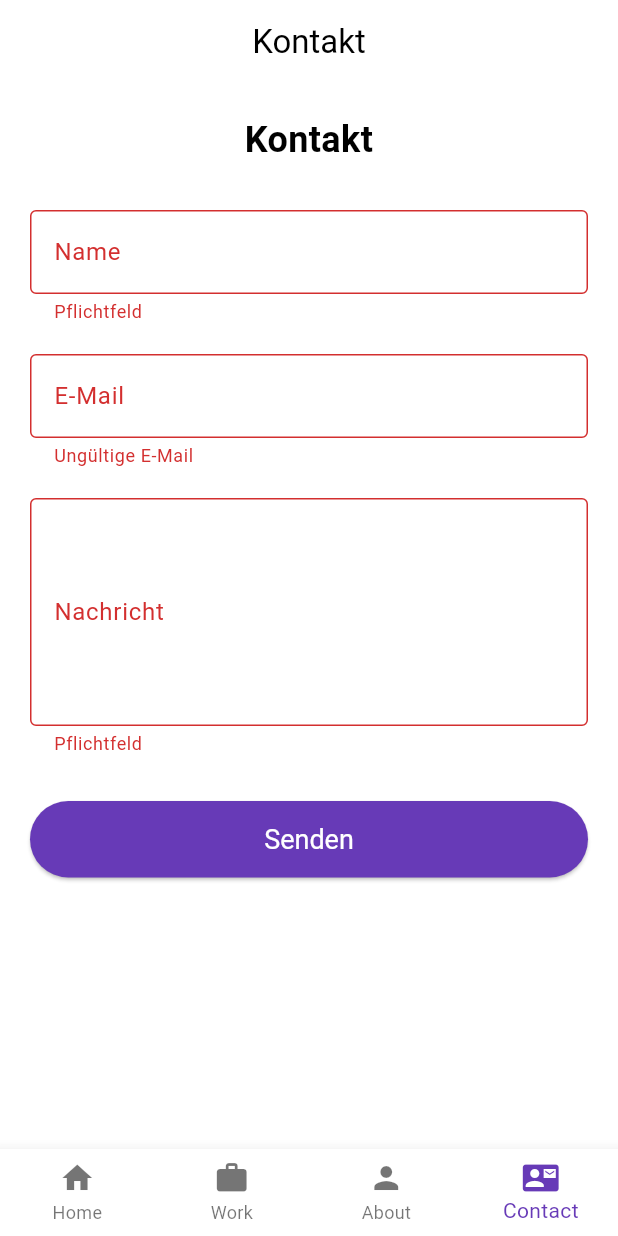
After one commit to DarkSerpin/portfolio_5365258, a Flutter app: the screen it shows after launch, item 4 of the bottom bar chosen, after a tap on "Senden", on a phone screen of 412 x 824 dp. The commit adds this screen. Run offline on Flutter 3.47's test engine with Material 3 defaults, Android fonts, the phone set to English and light mode, and no system bars; network calls fail; statements that could not run were skipped.

Commit message:
Main moved

```diff
--- a/praktikum/lib/main.dart
+++ /dev/null
@@ -1,18 +0,0 @@
-import 'package:flutter/material.dart';
-import 'pages/home_page.dart';
-import 'pages/user_data.dart';
-
-void main() => runApp(const MyApp());
-
-class MyApp extends StatelessWidget {
-  const MyApp({super.key});
-
-  @override
-  Widget build(BuildContext context) {
-    return MaterialApp(
-      title: 'Portfolio App',
-      theme: ThemeData(primarySwatch: Colors.blue),
-      home: HomePage(userData: UserData()), // Zentrale Dateninstanz
-    );
-  }
-}
--- /dev/null
+++ b/praktikum/lib/pages/contact_page.dart
@@ -0,0 +1,80 @@
+import 'package:flutter/material.dart';
+
+class ContactPage extends StatefulWidget {
+  const ContactPage({super.key});
+
+  @override
+  State<ContactPage> createState() => _ContactPageState();
+}
+
+class _ContactPageState extends State<ContactPage> {
+  final _formKey = GlobalKey<FormState>();
+  final _nameController = TextEditingController();
+  final _emailController = TextEditingController();
+  final _messageController = TextEditingController();
+
+  @override
+  Widget build(BuildContext context) {
+    return Padding(
+      padding: const EdgeInsets.all(20),
+      child: Form(
+        key: _formKey,
+        child: ListView(
+          children: [
+            const Text(
+              'Kontakt',
+              style: TextStyle(fontSize: 24, fontWeight: FontWeight.bold),
+              textAlign: TextAlign.center,
+            ),
+            const SizedBox(height: 30),
+            TextFormField(
+              controller: _nameController,
+              decoration: const InputDecoration(
+                labelText: 'Name',
+                border: OutlineInputBorder(),
+              ),
+              validator: (value) => value!.isEmpty ? 'Pflichtfeld' : null,
+            ),
+            const SizedBox(height: 20),
+            TextFormField(
+              controller: _emailController,
+              decoration: const InputDecoration(
+                labelText: 'E-Mail',
+                border: OutlineInputBorder(),
+              ),
+              validator:
+                  (value) => !value!.contains('@') ? 'Ungültige E-Mail' : null,
+            ),
+            const SizedBox(height: 20),
+            TextFormField(
+              controller: _messageController,
+              decoration: const InputDecoration(
+                labelText: 'Nachricht',
+                border: OutlineInputBorder(),
+              ),
+              maxLines: 5,
+              validator: (value) => value!.isEmpty ? 'Pflichtfeld' : null,
+            ),
+            const SizedBox(height: 30),
+            ElevatedButton(
+              onPressed: () {
+                if (_formKey.currentState!.validate()) {
+                  ScaffoldMessenger.of(context).showSnackBar(
+                    const SnackBar(content: Text('Nachricht gesendet!')),
+                  );
+                  _nameController.clear();
+                  _emailController.clear();
+                  _messageController.clear();
+                }
+              },
+              style: ElevatedButton.styleFrom(
+                padding: const EdgeInsets.symmetric(vertical: 15),
+              ),
+              child: const Text('Senden', style: TextStyle(fontSize: 18)),
+            ),
+          ],
+        ),
+      ),
+    );
+  }
+}
--- /dev/null
+++ b/praktikum/lib/pages/main.dart
@@ -0,0 +1,90 @@
+import 'package:flutter/material.dart';
+import 'home_page.dart';
+import 'work_page.dart';
+import 'about_page.dart';
+import 'contact_page.dart';
+import 'user_data.dart';
+
+void main() {
+  runApp(
+    MaterialApp(
+      theme: ThemeData(
+        primarySwatch: Colors.deepPurple,
+        colorScheme: ColorScheme.fromSwatch(
+          primarySwatch: Colors.deepPurple,
+          accentColor: Colors.amber,
+        ),
+        elevatedButtonTheme: ElevatedButtonThemeData(
+          style: ElevatedButton.styleFrom(
+            backgroundColor: Colors.deepPurple,
+            foregroundColor: Colors.white,
+            padding: const EdgeInsets.symmetric(horizontal: 24, vertical: 12),
+            textStyle: const TextStyle(fontSize: 18),
+          ),
+        ),
+      ),
+      home: MainApp(userData: UserData()),
+    ),
+  );
+}
+
+class MainApp extends StatefulWidget {
+  final UserData userData;
+  const MainApp({super.key, required this.userData});
+
+  @override
+  State<MainApp> createState() => _MainAppState();
+}
+
+class _MainAppState extends State<MainApp> {
+  int _currentIndex = 0;
+  late final List<Widget> _pages;
+
+  @override
+  void initState() {
+    super.initState();
+    _pages = [
+      HomePage(userData: widget.userData),
+      WorkPage(userData: widget.userData),
+      AboutPage(userData: widget.userData),
+      const ContactPage(),
+    ];
+  }
+
+  String _getTitle(int index) {
+    switch (index) {
+      case 0:
+        return 'Home';
+      case 1:
+        return 'Meine Arbeiten';
+      case 2:
+        return 'Über mich';
+      case 3:
+        return 'Kontakt';
+      default:
+        return 'Portfolio';
+    }
+  }
+
+  @override
+  Widget build(BuildContext context) {
+    return Scaffold(
+      appBar: AppBar(title: Text(_getTitle(_currentIndex)), centerTitle: true),
+      body: _pages[_currentIndex],
+      bottomNavigationBar: BottomNavigationBar(
+        currentIndex: _currentIndex,
+        onTap: (index) => setState(() => _currentIndex = index),
+        type: BottomNavigationBarType.fixed,
+        items: const [
+          BottomNavigationBarItem(icon: Icon(Icons.home), label: 'Home'),
+          BottomNavigationBarItem(icon: Icon(Icons.work), label: 'Work'),
+          BottomNavigationBarItem(icon: Icon(Icons.person), label: 'About'),
+          BottomNavigationBarItem(
+            icon: Icon(Icons.contact_mail),
+            label: 'Contact',
+          ),
+        ],
+      ),
+    );
+  }
+}
```
Also changed, not shown: praktikum/lib/pages/about_page.dart (added, +47 -0 lines), praktikum/lib/pages/home_page.dart (+10 -57 lines), praktikum/lib/pages/work_page.dart (added, +68 -0 lines).
